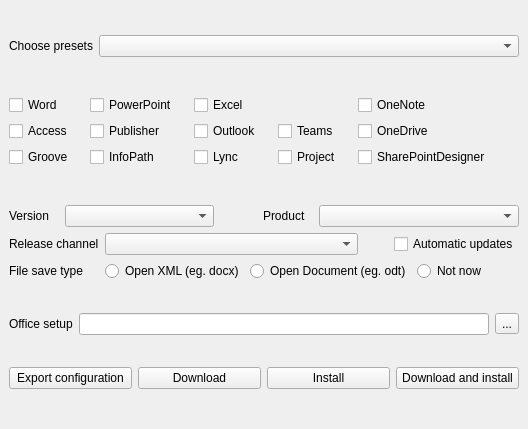
This is src/installer.ui in Fantazzj/MS-office-installer-Qt as Qt 5 draws it before an edit. The edited form follows.
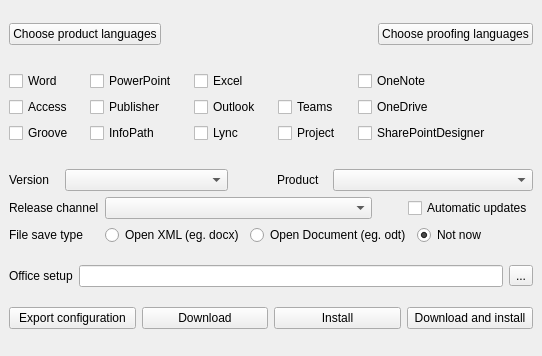
This is the edited form.

Diff of the .ui file:
```diff
--- a/src/installer.ui
+++ b/src/installer.ui
@@ -6,54 +6,53 @@
    <rect>
     <x>0</x>
     <y>0</y>
-    <width>528</width>
-    <height>429</height>
+    <width>542</width>
+    <height>356</height>
    </rect>
   </property>
   <property name="windowTitle">
    <string>Installer</string>
   </property>
   <widget class="QWidget" name="centralwidget">
-   <property name="sizePolicy">
-    <sizepolicy hsizetype="Maximum" vsizetype="Maximum">
-     <horstretch>0</horstretch>
-     <verstretch>0</verstretch>
-    </sizepolicy>
+   <property name="enabled">
+    <bool>true</bool>
    </property>
-   <layout class="QGridLayout" name="gridLayout_2">
-    <item row="7" column="0" colspan="2">
-     <layout class="QHBoxLayout" name="horizontalLayout_5">
+   <property name="cursor">
+    <cursorShape>ArrowCursor</cursorShape>
+   </property>
+   <layout class="QVBoxLayout" name="verticalLayout_2">
+    <item>
+     <layout class="QHBoxLayout" name="horizontalLayout_4">
       <item>
-       <widget class="QPushButton" name="pushButtonExport">
+       <widget class="QPushButton" name="pushButtonPrdLang">
         <property name="text">
-         <string>Export configuration</string>
+         <string>Choose product languages</string>
         </property>
        </widget>
       </item>
       <item>
-       <widget class="QPushButton" name="pushButtonDownload">
-        <property name="text">
-         <string>Download</string>
+       <spacer name="horizontalSpacer_3">
+        <property name="orientation">
+         <enum>Qt::Horizontal</enum>
         </property>
-       </widget>
-      </item>
-      <item>
-       <widget class="QPushButton" name="pushButtonInstall">
-        <property name="text">
-         <string>Install</string>
+        <property name="sizeHint" stdset="0">
+         <size>
+          <width>0</width>
+          <height>0</height>
+         </size>
         </property>
-       </widget>
+       </spacer>
       </item>
       <item>
-       <widget class="QPushButton" name="pushButtonDownloadAndInstall">
+       <widget class="QPushButton" name="pushButtonPrfLng">
         <property name="text">
-         <string>Download and install</string>
+         <string>Choose proofing languages</string>
         </property>
        </widget>
       </item>
      </layout>
     </item>
-    <item row="2" column="0" colspan="2">
+    <item>
      <layout class="QGridLayout" name="gridLayout">
       <property name="topMargin">
        <number>6</number>
@@ -236,7 +235,7 @@
       </item>
      </layout>
     </item>
-    <item row="3" column="0" colspan="2">
+    <item>
      <layout class="QVBoxLayout" name="verticalLayout">
       <item>
        <layout class="QHBoxLayout" name="horizontalLayout_3">
@@ -442,50 +441,20 @@
           <property name="text">
            <string>Not now</string>
           </property>
+          <property name="checked">
+           <bool>true</bool>
+          </property>
          </widget>
         </item>
        </layout>
       </item>
      </layout>
     </item>
-    <item row="0" column="0" colspan="2">
-     <layout class="QHBoxLayout" name="horizontalLayout_2">
-      <item>
-       <widget class="QLabel" name="label">
-        <property name="sizePolicy">
-         <sizepolicy hsizetype="Preferred" vsizetype="Fixed">
-          <horstretch>0</horstretch>
-          <verstretch>0</verstretch>
-         </sizepolicy>
-        </property>
-        <property name="maximumSize">
-         <size>
-          <width>120</width>
-          <height>16777215</height>
-         </size>
-        </property>
-        <property name="text">
-         <string>Choose presets</string>
-        </property>
-        <property name="margin">
-         <number>4</number>
-        </property>
-       </widget>
-      </item>
-      <item>
-       <widget class="QComboBox" name="comboBoxPresets">
-        <property name="sizePolicy">
-         <sizepolicy hsizetype="Expanding" vsizetype="Fixed">
-          <horstretch>0</horstretch>
-          <verstretch>0</verstretch>
-         </sizepolicy>
-        </property>
-       </widget>
-      </item>
-     </layout>
-    </item>
-    <item row="4" column="0" colspan="2">
+    <item>
      <layout class="QHBoxLayout" name="horizontalLayout">
+      <property name="sizeConstraint">
+       <enum>QLayout::SetDefaultConstraint</enum>
+      </property>
       <item>
        <widget class="QLabel" name="label_2">
         <property name="sizePolicy">
@@ -520,6 +489,38 @@
       </item>
      </layout>
     </item>
+    <item>
+     <layout class="QHBoxLayout" name="horizontalLayout_5">
+      <item>
+       <widget class="QPushButton" name="pushButtonExport">
+        <property name="text">
+         <string>Export configuration</string>
+        </property>
+       </widget>
+      </item>
+      <item>
+       <widget class="QPushButton" name="pushButtonDownload">
+        <property name="text">
+         <string>Download</string>
+        </property>
+       </widget>
+      </item>
+      <item>
+       <widget class="QPushButton" name="pushButtonInstall">
+        <property name="text">
+         <string>Install</string>
+        </property>
+       </widget>
+      </item>
+      <item>
+       <widget class="QPushButton" name="pushButtonDownloadAndInstall">
+        <property name="text">
+         <string>Download and install</string>
+        </property>
+       </widget>
+      </item>
+     </layout>
+    </item>
    </layout>
   </widget>
  </widget>
```
Left out of the diff: 122 changed lines with no effect on the pictures.
